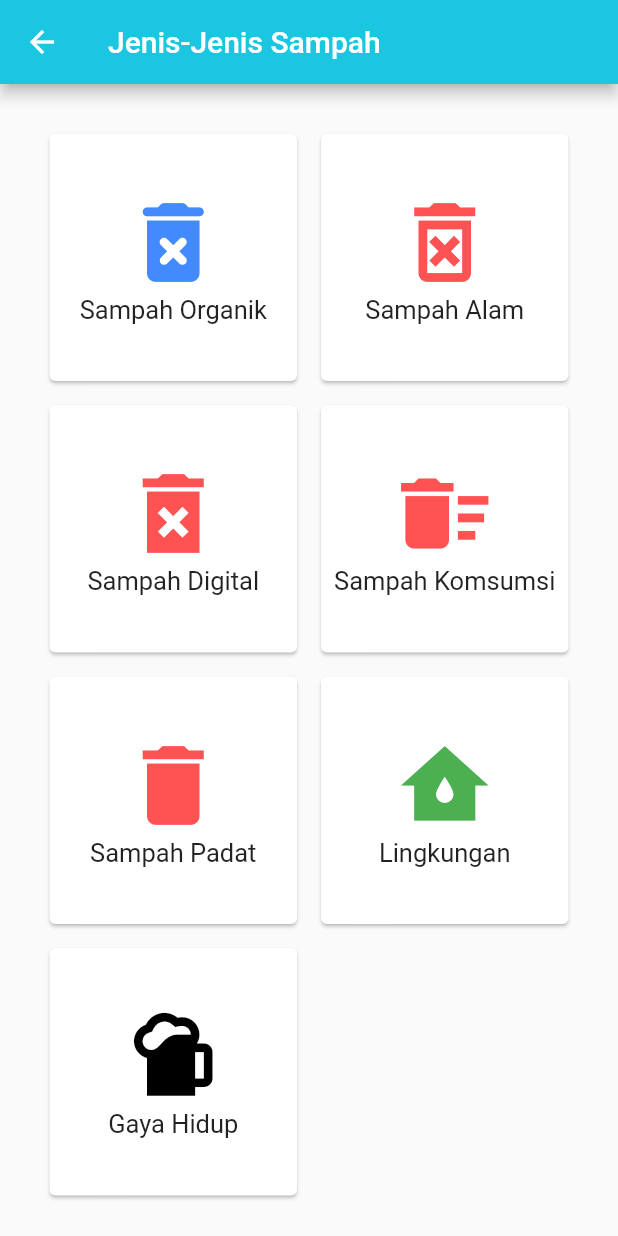
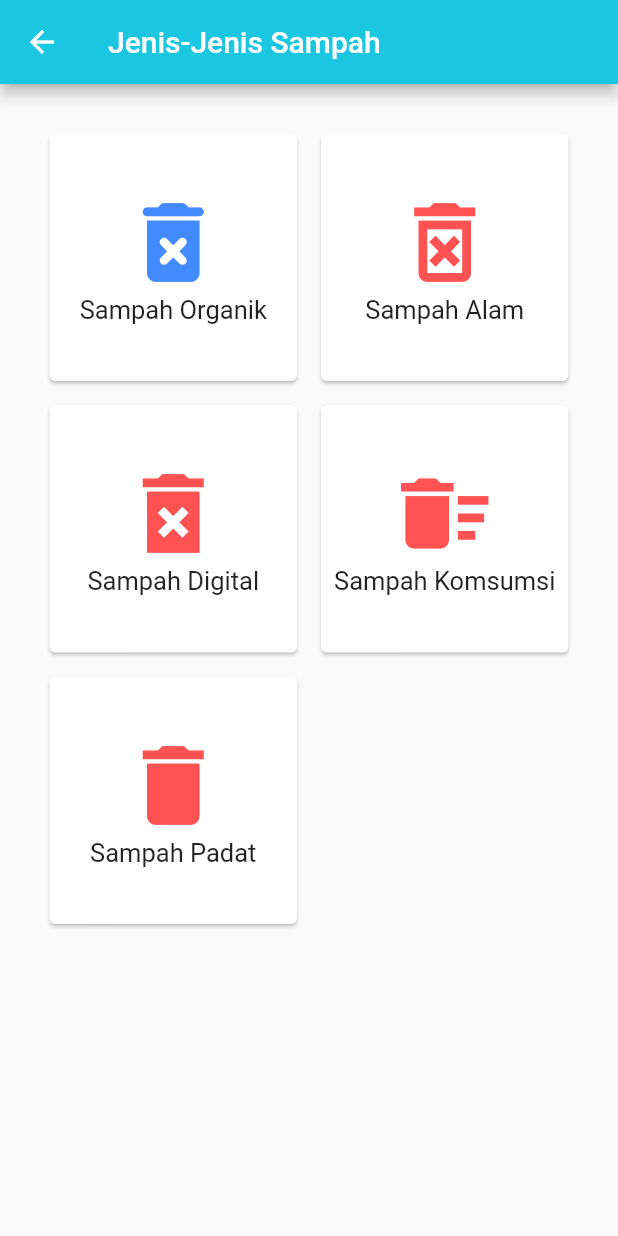
Before and after one commit to dwiponcosuripto4/mbakmu2, a Flutter app: the Jenisa_Sampah screen opened directly, on a phone screen of 412 x 824 dp. Run offline on Flutter 3.47's test engine with Material 2 defaults, Android fonts, the light colour scheme and no system bars; our stand-ins replace firebase_auth, firebase_core, get; accounts and stored records are empty; network calls fail.

Commit message:
delete widget card pada class jenis sampah

```diff
--- a/lib/jenis_sampah.dart
+++ b/lib/jenis_sampah.dart
@@ -121,46 +121,6 @@ class Jenisa_Sampah extends StatelessWidget {
               ),
             ),
           ),
-          Card(
-            margin: const EdgeInsets.all(8),
-            child: InkWell(
-              onTap: () {},
-              splashColor: Colors.blue,
-              child: Center(
-                child: Column(
-                  mainAxisSize: MainAxisSize.min,
-                  children: const <Widget>[
-                    Icon(
-                      Icons.water_damage,
-                      size: 70,
-                      color: Colors.green,
-                    ),
-                    Text("Lingkungan", style: TextStyle(fontSize: 17.0)),
-                  ],
-                ),
-              ),
-            ),
-          ),
-          Card(
-            margin: const EdgeInsets.all(8),
-            child: InkWell(
-              onTap: () {},
-              splashColor: Colors.blue,
-              child: Center(
-                child: Column(
-                  mainAxisSize: MainAxisSize.min,
-                  children: const <Widget>[
-                    Icon(
-                      Icons.sports_bar,
-                      size: 70,
-                      color: Colors.black,
-                    ),
-                    Text("Gaya Hidup", style: TextStyle(fontSize: 17.0)),
-                  ],
-                ),
-              ),
-            ),
-          ),
         ],
       ),
     );
--- a/pubspec.yaml
+++ b/pubspec.yaml
@@ -10,7 +10,6 @@ dependencies:
   dependencies: any
   firebase_core: 2.4.1
   firebase_auth: ^4.2.5
-
   get_cli: ^0.2.30
   get: 4.6.5
   flutter:
```
